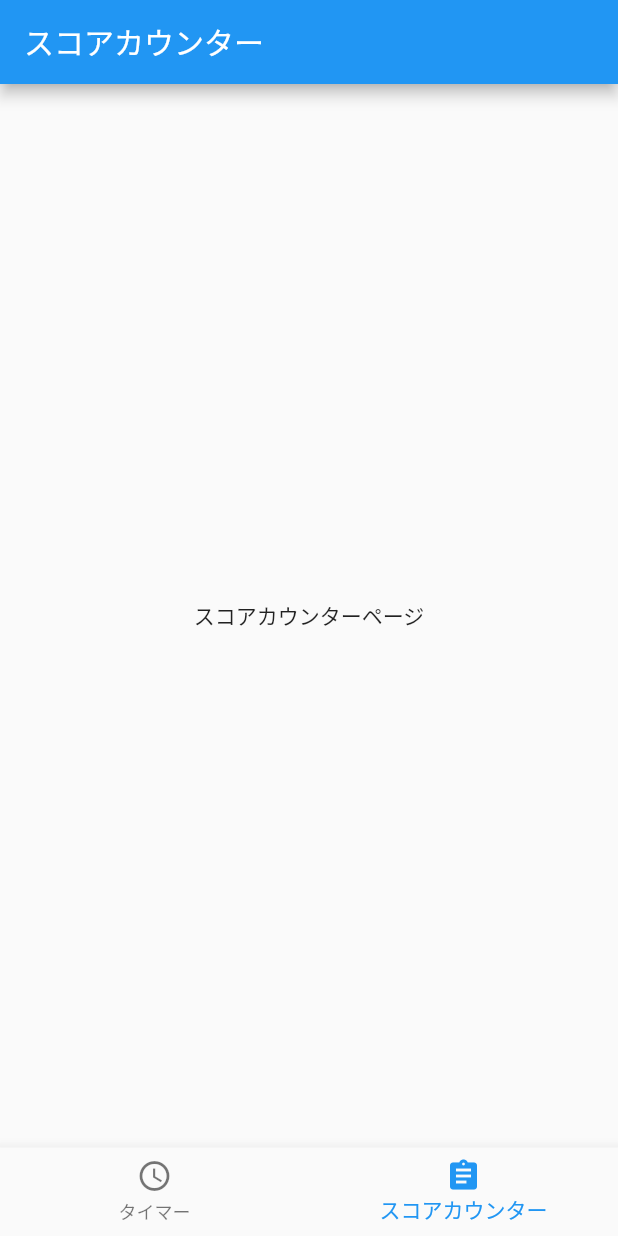
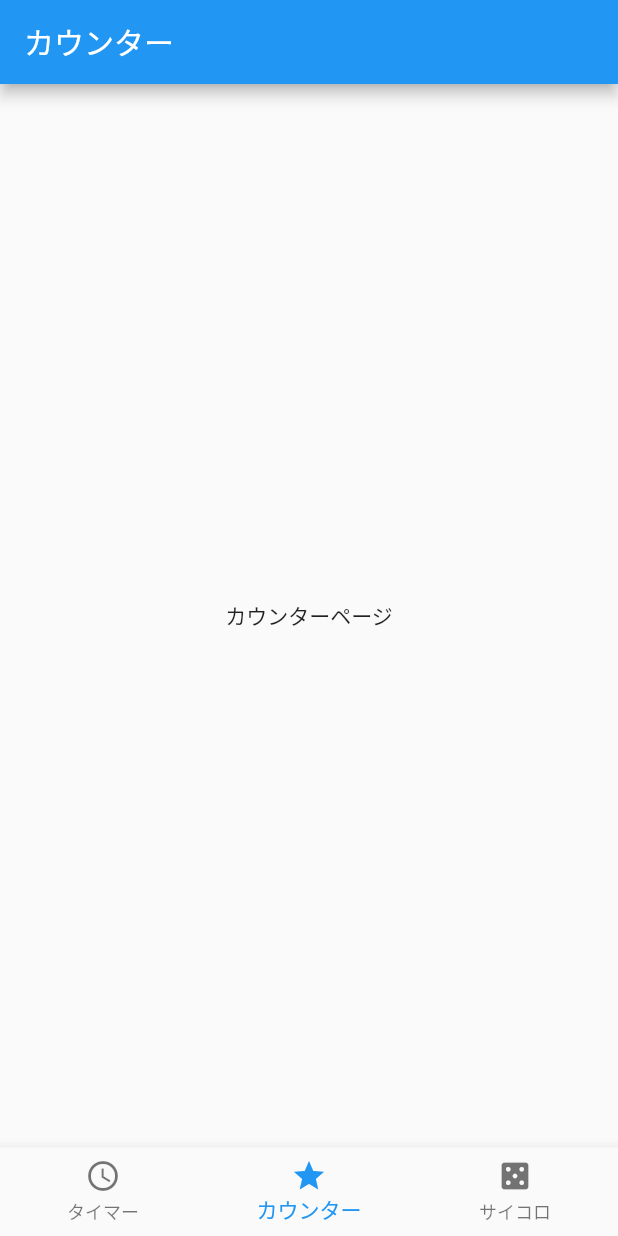
Before and after one commit to telechan/timer_app, a Flutter app: the screen it shows after launch, item 2 of the bottom bar chosen, on a phone screen of 412 x 824 dp. Run offline on Flutter 3.47's test engine with Material 2 defaults, Android fonts, the phone set to English and light mode, and no system bars.

Commit message:
サイコロページの追加

```diff
--- a/lib/footer.dart
+++ b/lib/footer.dart
@@ -1,6 +1,7 @@
 import 'package:flutter/material.dart';
 import 'routes/timer_route.dart';
-import 'routes/score_route.dart';
+import 'routes/counter_route.dart';
+import 'routes/dice_route.dart';
 
 class Footer extends StatefulWidget {
   Footer({Key key}) : super(key: key);
@@ -15,17 +16,20 @@ class _FooterState extends State<Footer> {
 
   static const _footerIcons = [
     Icons.access_time,
-    Icons.assignment,
+    Icons.star,
+    Icons.casino,
   ];
 
   static const _footerNames = [
     'タイマー',
-    'スコアカウンター',
+    'カウンター',
+    'サイコロ',
   ];
 
   var _routes = [
     TimerRoute(),
-    ScoreRoute(),
+    CounterRoute(),
+    DiceRoute(),
   ];
 
   void _onItemTapped(int index) {
--- a/lib/main.dart
+++ b/lib/main.dart
@@ -1,6 +1,5 @@
 import 'package:flutter/material.dart';
 import 'package:timer_app/footer.dart';
-import 'footer.dart';
 
 void main() {
   runApp(Myapp());
--- a/lib/routes/score_route.dart
+++ b/lib/routes/counter_route.dart
@@ -1,14 +1,15 @@
 import 'package:flutter/material.dart';
+import 'dart:async';
 
-class ScoreRoute extends StatelessWidget {
+class CounterRoute extends StatelessWidget {
   @override
   Widget build(BuildContext context) {
     return Scaffold(
       appBar: AppBar(
-        title: Text("スコアカウンター"),
+        title: Text("カウンター"),
       ),
       body: Center(
-        child: Text("スコアカウンターページ"),
+        child: Text("カウンターページ"),
       ),
     );
   }
--- /dev/null
+++ b/lib/routes/dice_route.dart
@@ -0,0 +1,15 @@
+import 'package:flutter/material.dart';
+
+class DiceRoute extends StatelessWidget {
+  @override
+  Widget build(BuildContext context) {
+    return Scaffold(
+      appBar: AppBar(
+        title: Text("サイコロ"),
+      ),
+      body: Center(
+        child: Text("サイコロページ"),
+      ),
+    );
+  }
+}
```
